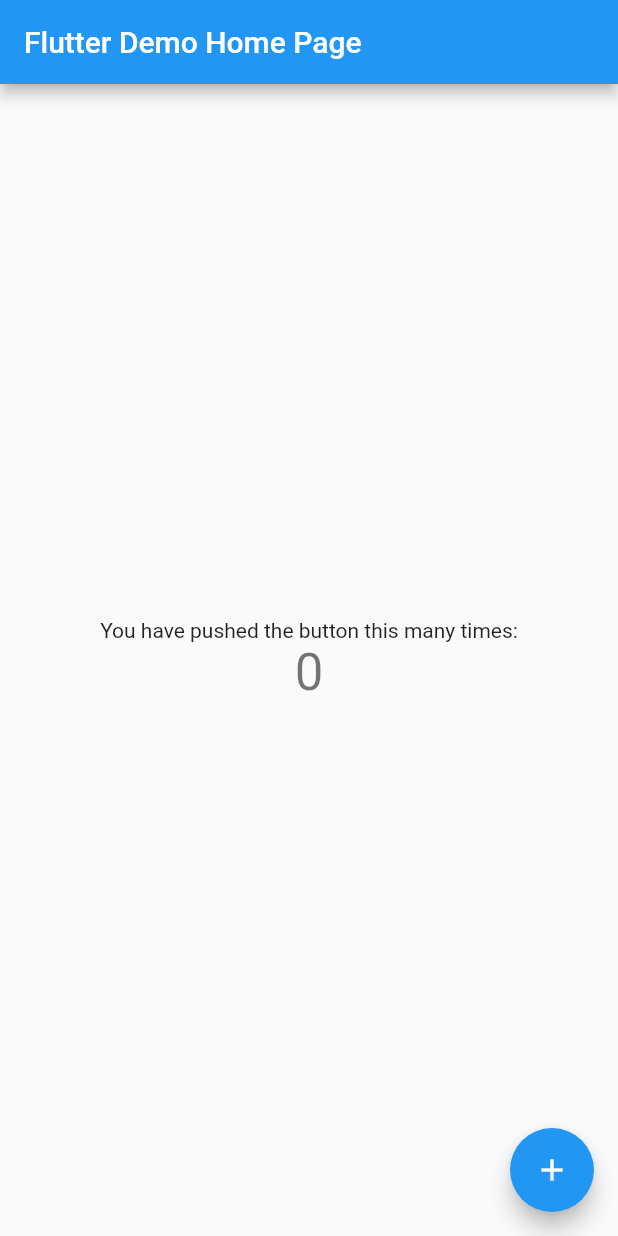
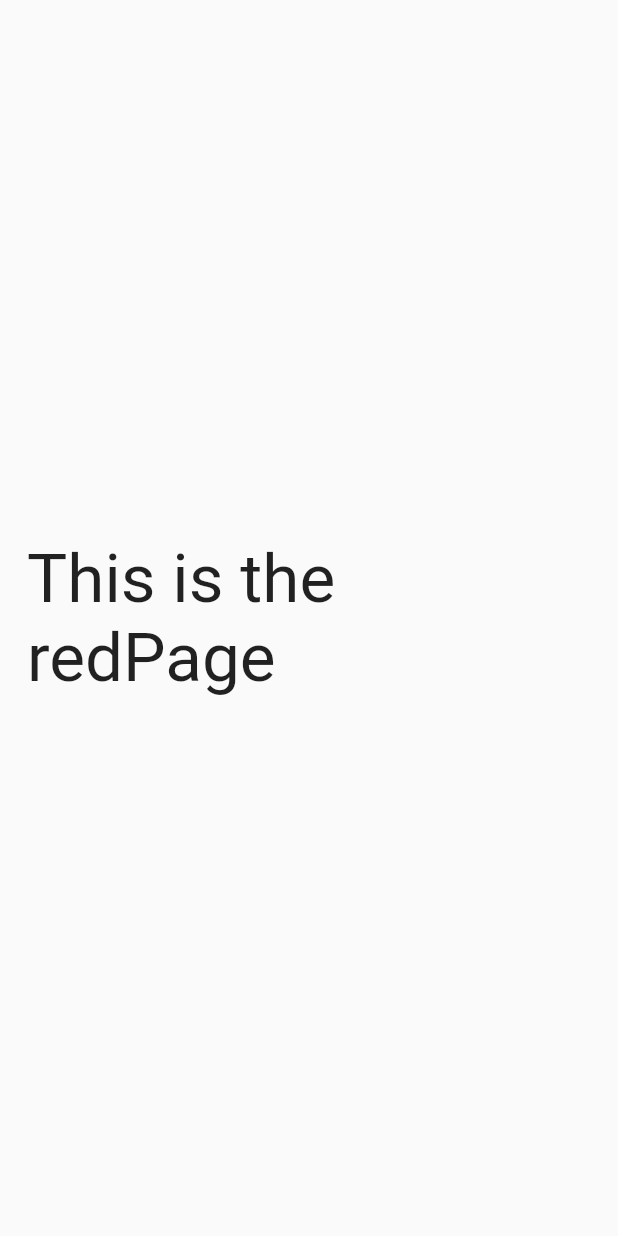
Before and after one commit to miladmirkhan/push_notification, a Flutter app: the screen it shows after launch, on a phone screen of 412 x 824 dp. Run offline on Flutter 3.47's test engine with Material 2 defaults, Android fonts, the phone set to English and light mode, and no system bars.

```diff
--- a/lib/main.dart
+++ b/lib/main.dart
@@ -1,115 +1,46 @@
 import 'package:flutter/material.dart';
+import 'package:push_notification/redPage.dart';
+import 'package:push_notification/greenPage.dart';
+
 
 void main() {
   runApp(const MyApp());
 }
 
 class MyApp extends StatelessWidget {
-  const MyApp({Key? key}) : super(key: key);
+  const MyApp({ Key? key }) : super(key: key);
 
-  // This widget is the root of your application.
   @override
   Widget build(BuildContext context) {
     return MaterialApp(
-      title: 'Flutter Demo',
+      title: "Push notification",
       theme: ThemeData(
-        // This is the theme of your application.
-        //
-        // Try running your application with "flutter run". You'll see the
-        // application has a blue toolbar. Then, without quitting the app, try
-        // changing the primarySwatch below to Colors.green and then invoke
-        // "hot reload" (press "r" in the console where you ran "flutter run",
-        // or simply save your changes to "hot reload" in a Flutter IDE).
-        // Notice that the counter didn't reset back to zero; the application
-        // is not restarted.
-        primarySwatch: Colors.blue,
+        primaryColor: Colors.blue,
       ),
-      home: const MyHomePage(title: 'Flutter Demo Home Page'),
+      home: MyHomePage(
+        title: 'flutter example'),
+        routes: {
+          "red":(_)=>RedPage(),
+          "Green":(_)=> GreenPage(),
+        },
     );
   }
 }
 
 class MyHomePage extends StatefulWidget {
-  const MyHomePage({Key? key, required this.title}) : super(key: key);
-
-  // This widget is the home page of your application. It is stateful, meaning
-  // that it has a State object (defined below) that contains fields that affect
-  // how it looks.
-
-  // This class is the configuration for the state. It holds the values (in this
-  // case the title) provided by the parent (in this case the App widget) and
-  // used by the build method of the State. Fields in a Widget subclass are
-  // always marked "final".
-
   final String title;
+   MyHomePage({ Key? key,required this.title }) : super(key: key);
 
   @override
-  State<MyHomePage> createState() => _MyHomePageState();
+  _MyHomePageState createState() => _MyHomePageState();
 }
 
 class _MyHomePageState extends State<MyHomePage> {
-  int _counter = 0;
-
-  void _incrementCounter() {
-    setState(() {
-      // This call to setState tells the Flutter framework that something has
-      // changed in this State, which causes it to rerun the build method below
-      // so that the display can reflect the updated values. If we changed
-      // _counter without calling setState(), then the build method would not be
-      // called again, and so nothing would appear to happen.
-      _counter++;
-    });
-  }
-
   @override
   Widget build(BuildContext context) {
-    // This method is rerun every time setState is called, for instance as done
-    // by the _incrementCounter method above.
-    //
-    // The Flutter framework has been optimized to make rerunning build methods
-    // fast, so that you can just rebuild anything that needs updating rather
-    // than having to individually change instances of widgets.
     return Scaffold(
-      appBar: AppBar(
-        // Here we take the value from the MyHomePage object that was created by
-        // the App.build method, and use it to set our appbar title.
-        title: Text(widget.title),
-      ),
-      body: Center(
-        // Center is a layout widget. It takes a single child and positions it
-        // in the middle of the parent.
-        child: Column(
-          // Column is also a layout widget. It takes a list of children and
-          // arranges them vertically. By default, it sizes itself to fit its
-          // children horizontally, and tries to be as tall as its parent.
-          //
-          // Invoke "debug painting" (press "p" in the console, choose the
-          // "Toggle Debug Paint" action from the Flutter Inspector in Android
-          // Studio, or the "Toggle Debug Paint" command in Visual Studio Code)
-          // to see the wireframe for each widget.
-          //
-          // Column has various properties to control how it sizes itself and
-          // how it positions its children. Here we use mainAxisAlignment to
-          // center the children vertically; the main axis here is the vertical
-          // axis because Columns are vertical (the cross axis would be
-          // horizontal).
-          mainAxisAlignment: MainAxisAlignment.center,
-          children: <Widget>[
-            const Text(
-              'You have pushed the button this many times:',
-            ),
-            Text(
-              '$_counter',
-              style: Theme.of(context).textTheme.headline4,
-            ),
-          ],
-        ),
-      ),
-      floatingActionButton: FloatingActionButton(
-        onPressed: _incrementCounter,
-        tooltip: 'Increment',
-        child: const Icon(Icons.add),
-      ), // This trailing comma makes auto-formatting nicer for build methods.
+      body: Padding(padding: EdgeInsets.all(18.0),
+      child: Center(child: Text("This is the redPage",style: TextStyle(fontSize: 45),),),)
     );
   }
 }
--- /dev/null
+++ b/lib/redPage.dart
@@ -0,0 +1,14 @@
+import 'package:flutter/material.dart';
+
+class RedPage extends StatelessWidget {
+  const RedPage({ Key? key }) : super(key: key);
+
+  @override
+  Widget build(BuildContext context) {
+    return Scaffold(
+      backgroundColor: Colors.red,
+      body: Padding(padding: EdgeInsets.all(18.0),
+      child: Center(child: Text("This is the redPage",style: TextStyle(fontSize: 45),),),)
+    );
+  }
+}
```
Also changed, not shown: lib/greenPage.dart (added, +14 -0 lines).
